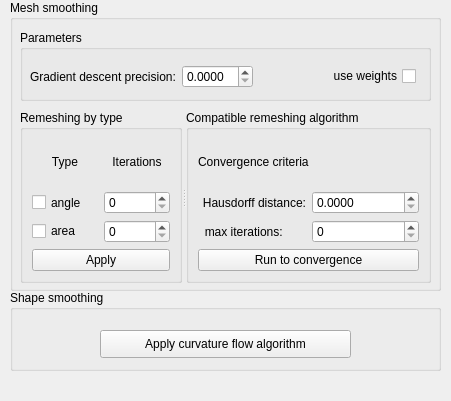
Above: Polyhedron/demo/Polyhedron/Plugins/PMP/Smoothing_plugin.ui from CGAL/cgal before the change. Below: the same form after it.
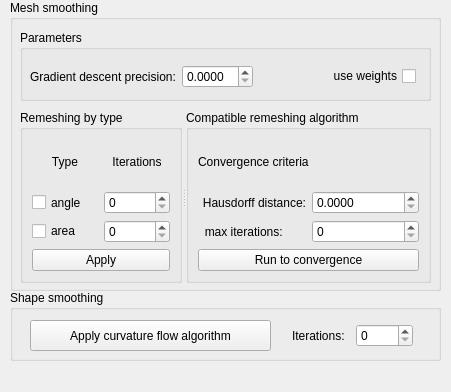
That is the form after the change.

Commit message: demo plugin: add iterations spinbox for curvature flow

```diff
--- a/Polyhedron/demo/Polyhedron/Plugins/PMP/Smoothing_plugin.ui
+++ b/Polyhedron/demo/Polyhedron/Plugins/PMP/Smoothing_plugin.ui
@@ -7,7 +7,7 @@
     <x>0</x>
     <y>0</y>
     <width>451</width>
-    <height>401</height>
+    <height>392</height>
    </rect>
   </property>
   <property name="windowTitle">
@@ -252,7 +252,7 @@
       <x>10</x>
       <y>290</y>
       <width>431</width>
-      <height>81</height>
+      <height>71</height>
      </rect>
     </property>
     <property name="title">
@@ -261,16 +261,38 @@
     <widget class="QPushButton" name="Curvature_Button">
      <property name="geometry">
       <rect>
-       <x>90</x>
-       <y>40</y>
-       <width>251</width>
-       <height>28</height>
+       <x>20</x>
+       <y>30</y>
+       <width>241</width>
+       <height>31</height>
       </rect>
      </property>
      <property name="text">
       <string>Apply curvature flow algorithm</string>
      </property>
     </widget>
+    <widget class="QWidget" name="">
+     <property name="geometry">
+      <rect>
+       <x>282</x>
+       <y>30</y>
+       <width>121</width>
+       <height>31</height>
+      </rect>
+     </property>
+     <layout class="QHBoxLayout" name="horizontalLayout_3">
+      <item>
+       <widget class="QLabel" name="iterations_label_2">
+        <property name="text">
+         <string>Iterations:</string>
+        </property>
+       </widget>
+      </item>
+      <item>
+       <widget class="QSpinBox" name="curv_iterations_spinBox"/>
+      </item>
+     </layout>
+    </widget>
    </widget>
   </widget>
  </widget>
```
Left out of the diff: 2 changed lines with no effect on the pictures. The commit also changes 1 other file.
